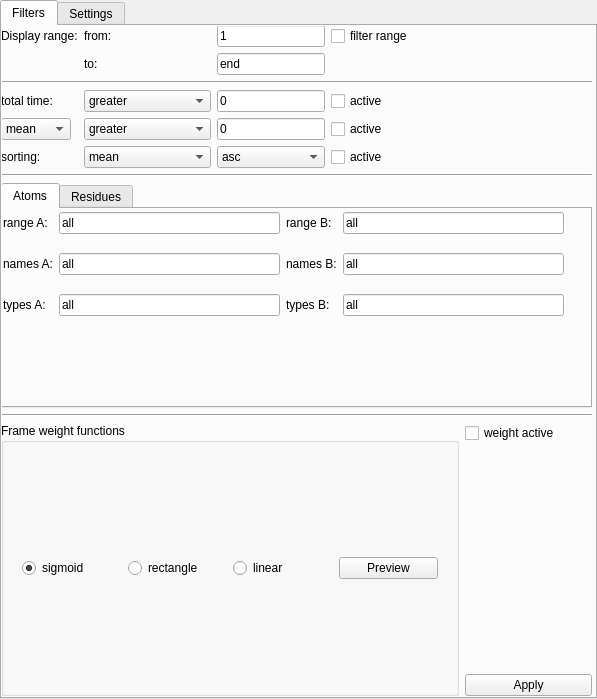
The window that settings.ui (maxscheurer/pycontact) describes before a commit, drawn with Qt 5.
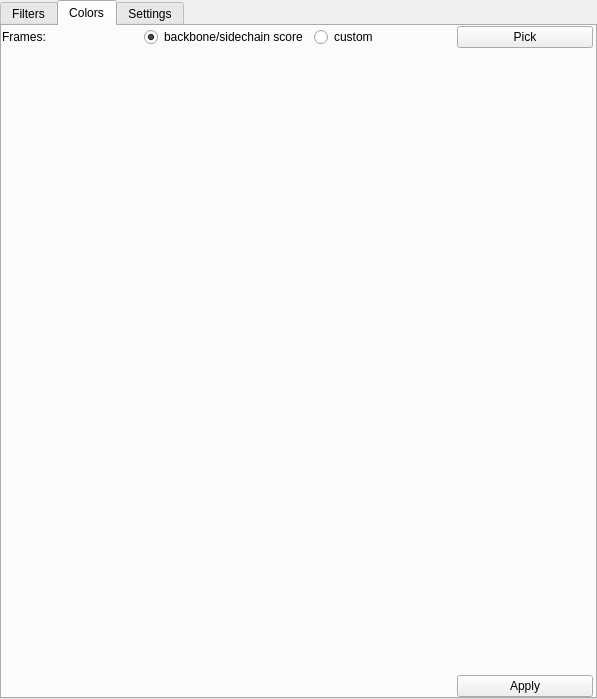
The same window after the commit.

Diff of the .ui file:
```diff
--- a/settings.ui
+++ b/settings.ui
@@ -14,7 +14,7 @@
    <string>Preferences</string>
   </property>
   <property name="currentIndex">
-   <number>0</number>
+   <number>1</number>
   </property>
   <widget class="QWidget" name="filterTab">
    <attribute name="title">
@@ -601,6 +601,80 @@
     <zorder>lowerRangeField</zorder>
    </widget>
   </widget>
+  <widget class="QWidget" name="colorsTab">
+   <attribute name="title">
+    <string>Colors</string>
+   </attribute>
+   <widget class="QWidget" name="colorWidget" native="true">
+    <property name="geometry">
+     <rect>
+      <x>0</x>
+      <y>0</y>
+      <width>591</width>
+      <height>671</height>
+     </rect>
+    </property>
+    <property name="sizePolicy">
+     <sizepolicy hsizetype="Preferred" vsizetype="Fixed">
+      <horstretch>0</horstretch>
+      <verstretch>0</verstretch>
+     </sizepolicy>
+    </property>
+    <layout class="QGridLayout" name="gridLayout_5">
+     <item row="0" column="0">
+      <widget class="QLabel" name="framesLabel">
+       <property name="text">
+        <string>Frames:</string>
+       </property>
+      </widget>
+     </item>
+     <item row="0" column="3">
+      <widget class="QPushButton" name="pickColorButton">
+       <property name="text">
+        <string>Pick</string>
+       </property>
+      </widget>
+     </item>
+     <item row="1" column="0">
+      <spacer name="verticalSpacer_3">
+       <property name="orientation">
+        <enum>Qt::Vertical</enum>
+       </property>
+       <property name="sizeHint" stdset="0">
+        <size>
+         <width>20</width>
+         <height>40</height>
+        </size>
+       </property>
+      </spacer>
+     </item>
+     <item row="0" column="1">
+      <widget class="QRadioButton" name="bbscScoreRadioButton">
+       <property name="text">
+        <string>backbone/sidechain score</string>
+       </property>
+       <property name="checked">
+        <bool>true</bool>
+       </property>
+      </widget>
+     </item>
+     <item row="0" column="2">
+      <widget class="QRadioButton" name="customColorRadioButton">
+       <property name="text">
+        <string>custom</string>
+       </property>
+      </widget>
+     </item>
+     <item row="2" column="3">
+      <widget class="QPushButton" name="applyColorButton">
+       <property name="text">
+        <string>Apply</string>
+       </property>
+      </widget>
+     </item>
+    </layout>
+   </widget>
+  </widget>
   <widget class="QWidget" name="settingsTab">
    <attribute name="title">
     <string>Settings</string>
```
